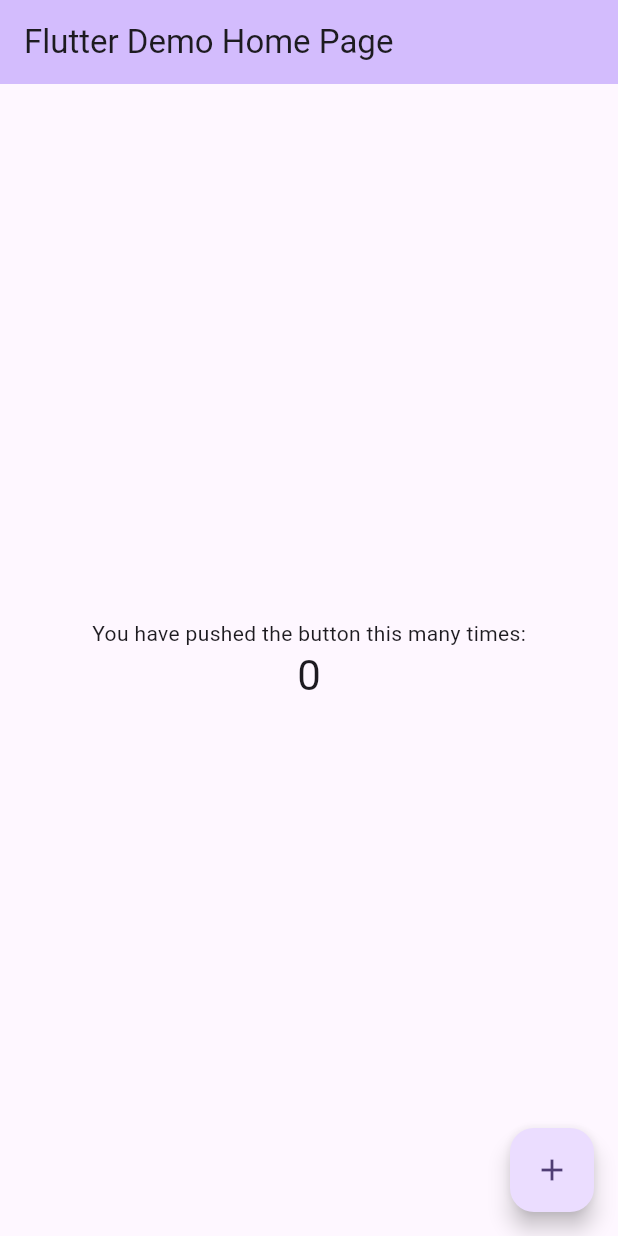
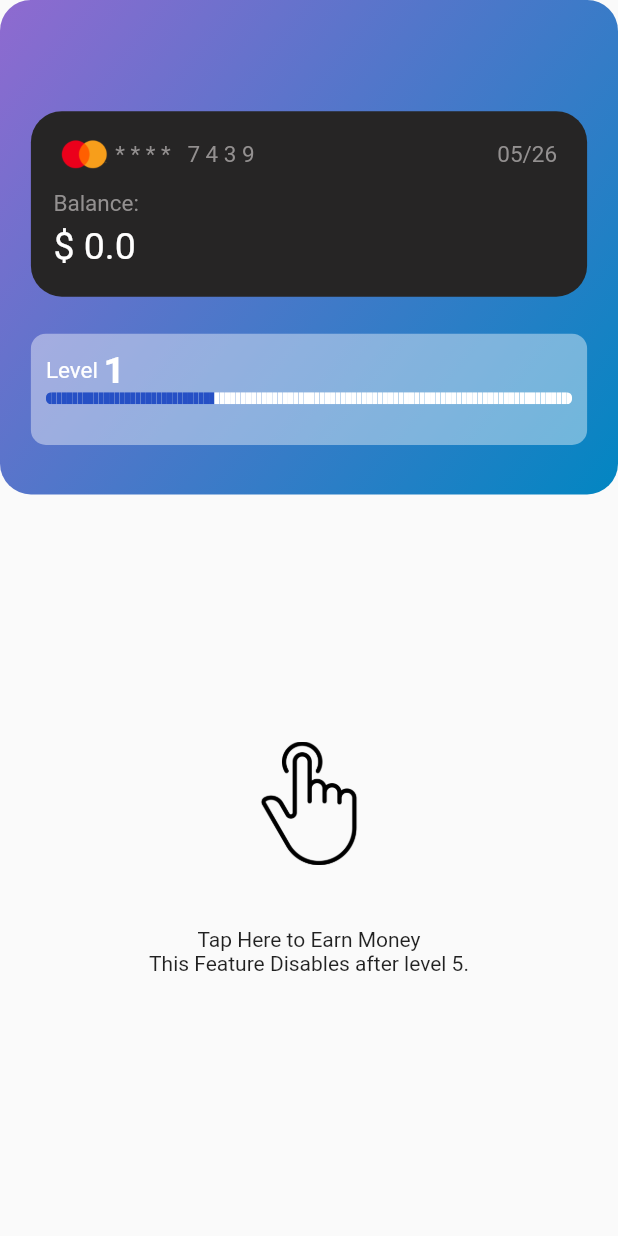
Before and after one commit to author-sanjay/Playvault, a Flutter app: the screen it shows after launch, on a phone screen of 412 x 824 dp. Run offline on Flutter 3.47's test engine with Material 2 defaults, Android fonts, the light colour scheme and no system bars; drawn by our look-alikes of step_progress_indicator.

Commit message:
Home Screen DOne

```diff
--- /dev/null
+++ b/playvault_ui/lib/Screens/Home/Card.dart
@@ -0,0 +1,71 @@
+// ignore_for_file: sized_box_for_whitespace
+
+import 'package:flutter/material.dart';
+import 'package:playvault_ui/Screens/Home/Home.dart';
+
+class Cards extends StatefulWidget {
+  const Cards({
+    super.key,
+  });
+
+  @override
+  State<Cards> createState() => _CardsState();
+}
+
+class _CardsState extends State<Cards> {
+  @override
+  Widget build(BuildContext context) {
+    return Container(
+      width: MediaQuery.of(context).size.width * 0.9,
+      height: MediaQuery.of(context).size.height * 0.15,
+      margin: EdgeInsets.only(top: MediaQuery.of(context).size.height * 0.09),
+      decoration: BoxDecoration(
+          color: const Color.fromARGB(255, 38, 37, 37),
+          borderRadius: BorderRadius.all(
+              Radius.circular(MediaQuery.of(context).size.width * 0.05))),
+      child: Column(children: [
+        Container(
+          width: MediaQuery.of(context).size.width * 0.9,
+          margin:
+              const EdgeInsets.only(left: 15, top: 15, right: 20, bottom: 10),
+          child: Row(children: <Widget>[
+            Container(
+              width: MediaQuery.of(context).size.width * 0.1,
+              child: const Image(
+                image: AssetImage("assets/Mastercard.png"),
+              ),
+            ),
+            const Text(
+              "* * * *   7 4 3 9",
+              style: TextStyle(
+                  fontSize: 15, color: Color.fromARGB(255, 147, 144, 144)),
+            ),
+            const Spacer(),
+            const Text(
+              "05/26",
+              style: TextStyle(
+                  fontSize: 15, color: Color.fromARGB(255, 147, 144, 144)),
+            )
+          ]),
+        ),
+        Container(
+          margin: const EdgeInsets.only(left: 15, right: 20, bottom: 5),
+          alignment: Alignment.topLeft,
+          child: const Text(
+            "Balance:",
+            style: TextStyle(
+                fontSize: 15, color: Color.fromARGB(255, 147, 144, 144)),
+          ),
+        ),
+        Container(
+          alignment: Alignment.topLeft,
+          margin: const EdgeInsets.only(left: 15, right: 20, bottom: 5),
+          child: Text(
+            "${String.fromCharCodes(Runes('\u0024'))} ${Home.balance}",
+            style: const TextStyle(fontSize: 25, color: Colors.white),
+          ),
+        )
+      ]),
+    );
+  }
+}
--- /dev/null
+++ b/playvault_ui/lib/Screens/Home/Home.dart
@@ -0,0 +1,26 @@
+import 'package:flutter/material.dart';
+import 'package:playvault_ui/Screens/Home/Card.dart';
+import 'package:playvault_ui/Screens/Home/HomeBottom.dart';
+import 'package:playvault_ui/Screens/Home/HomeTop.dart';
+import 'package:playvault_ui/Screens/Home/LevelBar.dart';
+import 'package:step_progress_indicator/step_progress_indicator.dart';
+
+class Home extends StatefulWidget {
+  const Home({super.key});
+  static double balance = 0;
+  @override
+  State<Home> createState() => _HomeState();
+}
+
+class _HomeState extends State<Home> {
+  @override
+  Widget build(BuildContext context) {
+    return Scaffold(
+      body: Container(
+        width: MediaQuery.of(context).size.width,
+        height: MediaQuery.of(context).size.height,
+        child: Column(children: <Widget>[HomeTop(), HomeBottom()]),
+      ),
+    );
+  }
+}
--- /dev/null
+++ b/playvault_ui/lib/Screens/Home/HomeBottom.dart
@@ -0,0 +1,43 @@
+import 'package:flutter/material.dart';
+import 'package:playvault_ui/Screens/Home/Home.dart';
+
+class HomeBottom extends StatefulWidget {
+  const HomeBottom({
+    super.key,
+  });
+
+  @override
+  State<HomeBottom> createState() => _HomeBottomState();
+}
+
+class _HomeBottomState extends State<HomeBottom> {
+  @override
+  Widget build(BuildContext context) {
+    return GestureDetector(
+      onTap: () => {
+        Home.balance = Home.balance + 1,
+      },
+      child: Container(
+        width: MediaQuery.of(context).size.width * 0.9,
+        // height: MediaQuery.of(context).size.height * 0.6,
+        margin: EdgeInsets.only(top: MediaQuery.of(context).size.height * 0.2),
+        child: Column(children: [
+          Container(
+            width: MediaQuery.of(context).size.width * 0.2,
+            child: Image(
+              image: AssetImage("assets/press-button.png"),
+            ),
+          ),
+          Container(
+            padding:
+                EdgeInsets.only(top: MediaQuery.of(context).size.height * 0.05),
+            child: Column(children: [
+              Text("Tap Here to Earn Money"),
+              Text("This Feature Disables after level 5.")
+            ]),
+          )
+        ]),
+      ),
+    );
+  }
+}
--- /dev/null
+++ b/playvault_ui/lib/Screens/Home/HomeTop.dart
@@ -0,0 +1,34 @@
+import 'package:flutter/material.dart';
+import 'package:playvault_ui/Screens/Home/Card.dart';
+import 'package:playvault_ui/Screens/Home/LevelBar.dart';
+
+class HomeTop extends StatefulWidget {
+  const HomeTop({
+    super.key,
+  });
+
+  @override
+  State<HomeTop> createState() => _HomeTopState();
+}
+
+class _HomeTopState extends State<HomeTop> {
+  @override
+  Widget build(BuildContext context) {
+    return Container(
+      width: MediaQuery.of(context).size.width,
+      height: MediaQuery.of(context).size.height * 0.40,
+      decoration: BoxDecoration(
+          gradient: const LinearGradient(
+            colors: [Color(0xff8f6ad0), Color(0xff0286c2)],
+            stops: [0, 1],
+            begin: Alignment.topLeft,
+            end: Alignment.bottomRight,
+          ),
+          borderRadius: BorderRadius.all(
+              Radius.circular(MediaQuery.of(context).size.width * 0.05))),
+      child: Center(
+        child: Column(children: <Widget>[const Cards(), LevelBar()]),
+      ),
+    );
+  }
+}
--- /dev/null
+++ b/playvault_ui/lib/Screens/Home/LevelBar.dart
@@ -0,0 +1,65 @@
+import 'package:flutter/material.dart';
+import 'package:step_progress_indicator/step_progress_indicator.dart';
+
+class LevelBar extends StatelessWidget {
+  const LevelBar({
+    super.key,
+  });
+
+  @override
+  Widget build(BuildContext context) {
+    return Container(
+      height: MediaQuery.of(context).size.height * 0.09,
+      decoration: const BoxDecoration(
+          color: Color.fromARGB(105, 255, 255, 255),
+          borderRadius: BorderRadius.all(Radius.circular(10))),
+      alignment: Alignment.center,
+      width: MediaQuery.of(context).size.width * 0.9,
+      margin: EdgeInsets.only(
+        top: MediaQuery.of(context).size.height * 0.03,
+      ),
+      padding: const EdgeInsets.only(left: 10, right: 10, top: 10),
+      child: Column(
+        children: <Widget>[
+          const Row(
+            children: [
+              Text(
+                "Level ",
+                style: TextStyle(fontSize: 15, color: Colors.white),
+              ),
+              Text(
+                "1 ",
+                style: TextStyle(
+                    fontSize: 25,
+                    color: Colors.white,
+                    fontWeight: FontWeight.w600),
+              ),
+            ],
+          ),
+          StepProgressIndicator(
+            totalSteps: 100,
+            currentStep: 32,
+            size: 8,
+            padding: 0,
+            // selectedColor: Color.fromARGB(255, 255, 69, 59),
+            // unselectedColor: Colors.cyan,
+            roundedEdges: const Radius.circular(10),
+            selectedGradientColor: const LinearGradient(
+              begin: Alignment.topLeft,
+              end: Alignment.bottomRight,
+              colors: [Color.fromARGB(255, 38, 80, 197), Colors.deepOrange],
+            ),
+            unselectedGradientColor: const LinearGradient(
+              begin: Alignment.topLeft,
+              end: Alignment.bottomRight,
+              colors: [
+                Color.fromARGB(255, 255, 255, 255),
+                Color.fromARGB(255, 255, 255, 255)
+              ],
+            ),
+          ),
+        ],
+      ),
+    );
+  }
+}
--- a/playvault_ui/lib/main.dart
+++ b/playvault_ui/lib/main.dart
@@ -1,4 +1,5 @@
 import 'package:flutter/material.dart';
+import 'package:playvault_ui/Screens/Home/Home.dart';
 
 void main() {
   runApp(const MyApp());
@@ -12,114 +13,7 @@ class MyApp extends StatelessWidget {
   Widget build(BuildContext context) {
     return MaterialApp(
       title: 'Flutter Demo',
-      theme: ThemeData(
-        // This is the theme of your application.
-        //
-        // TRY THIS: Try running your application with "flutter run". You'll see
-        // the application has a blue toolbar. Then, without quitting the app,
-        // try changing the seedColor in the colorScheme below to Colors.green
-        // and then invoke "hot reload" (save your changes or press the "hot
-        // reload" button in a Flutter-supported IDE, or press "r" if you used
-        // the command line to start the app).
-        //
-        // Notice that the counter didn't reset back to zero; the application
-        // state is not lost during the reload. To reset the state, use hot
-        // restart instead.
-        //
-        // This works for code too, not just values: Most code changes can be
-        // tested with just a hot reload.
-        colorScheme: ColorScheme.fromSeed(seedColor: Colors.deepPurple),
-        useMaterial3: true,
-      ),
-      home: const MyHomePage(title: 'Flutter Demo Home Page'),
+      home: const Home(),
     );
   }
 }
-
-class MyHomePage extends StatefulWidget {
-  const MyHomePage({super.key, required this.title});
-
-  // This widget is the home page of your application. It is stateful, meaning
-  // that it has a State object (defined below) that contains fields that affect
-  // how it looks.
-
-  // This class is the configuration for the state. It holds the values (in this
-  // case the title) provided by the parent (in this case the App widget) and
-  // used by the build method of the State. Fields in a Widget subclass are
-  // always marked "final".
-
-  final String title;
-
-  @override
-  State<MyHomePage> createState() => _MyHomePageState();
-}
-
-class _MyHomePageState extends State<MyHomePage> {
-  int _counter = 0;
-
-  void _incrementCounter() {
-    setState(() {
-      // This call to setState tells the Flutter framework that something has
-      // changed in this State, which causes it to rerun the build method below
-      // so that the display can reflect the updated values. If we changed
-      // _counter without calling setState(), then the build method would not be
-      // called again, and so nothing would appear to happen.
-      _counter++;
-    });
-  }
-
-  @override
-  Widget build(BuildContext context) {
-    // This method is rerun every time setState is called, for instance as done
-    // by the _incrementCounter method above.
-    //
-    // The Flutter framework has been optimized to make rerunning build methods
-    // fast, so that you can just rebuild anything that needs updating rather
-    // than having to individually change instances of widgets.
-    return Scaffold(
-      appBar: AppBar(
-        // TRY THIS: Try changing the color here to a specific color (to
-        // Colors.amber, perhaps?) and trigger a hot reload to see the AppBar
-        // change color while the other colors stay the same.
-        backgroundColor: Theme.of(context).colorScheme.inversePrimary,
-        // Here we take the value from the MyHomePage object that was created by
-        // the App.build method, and use it to set our appbar title.
-        title: Text(widget.title),
-      ),
-      body: Center(
-        // Center is a layout widget. It takes a single child and positions it
-        // in the middle of the parent.
-        child: Column(
-          // Column is also a layout widget. It takes a list of children and
-          // arranges them vertically. By default, it sizes itself to fit its
-          // children horizontally, and tries to be as tall as its parent.
-          //
-          // Column has various properties to control how it sizes itself and
-          // how it positions its children. Here we use mainAxisAlignment to
-          // center the children vertically; the main axis here is the vertical
-          // axis because Columns are vertical (the cross axis would be
-          // horizontal).
-          //
-          // TRY THIS: Invoke "debug painting" (choose the "Toggle Debug Paint"
-          // action in the IDE, or press "p" in the console), to see the
-          // wireframe for each widget.
-          mainAxisAlignment: MainAxisAlignment.center,
-          children: <Widget>[
-            const Text(
-              'You have pushed the button this many times:',
-            ),
-            Text(
-              '$_counter',
-              style: Theme.of(context).textTheme.headlineMedium,
-            ),
-          ],
-        ),
-      ),
-      floatingActionButton: FloatingActionButton(
-        onPressed: _incrementCounter,
-        tooltip: 'Increment',
-        child: const Icon(Icons.add),
-      ), // This trailing comma makes auto-formatting nicer for build methods.
-    );
-  }
-}
```
Also changed, not shown: playvault_ui/pubspec.yaml (+5 -7 lines), playvault_ui/assets/Mastercard.png (added), playvault_ui/assets/press-button.png (added), playvault_ui/pubspec.lock.
